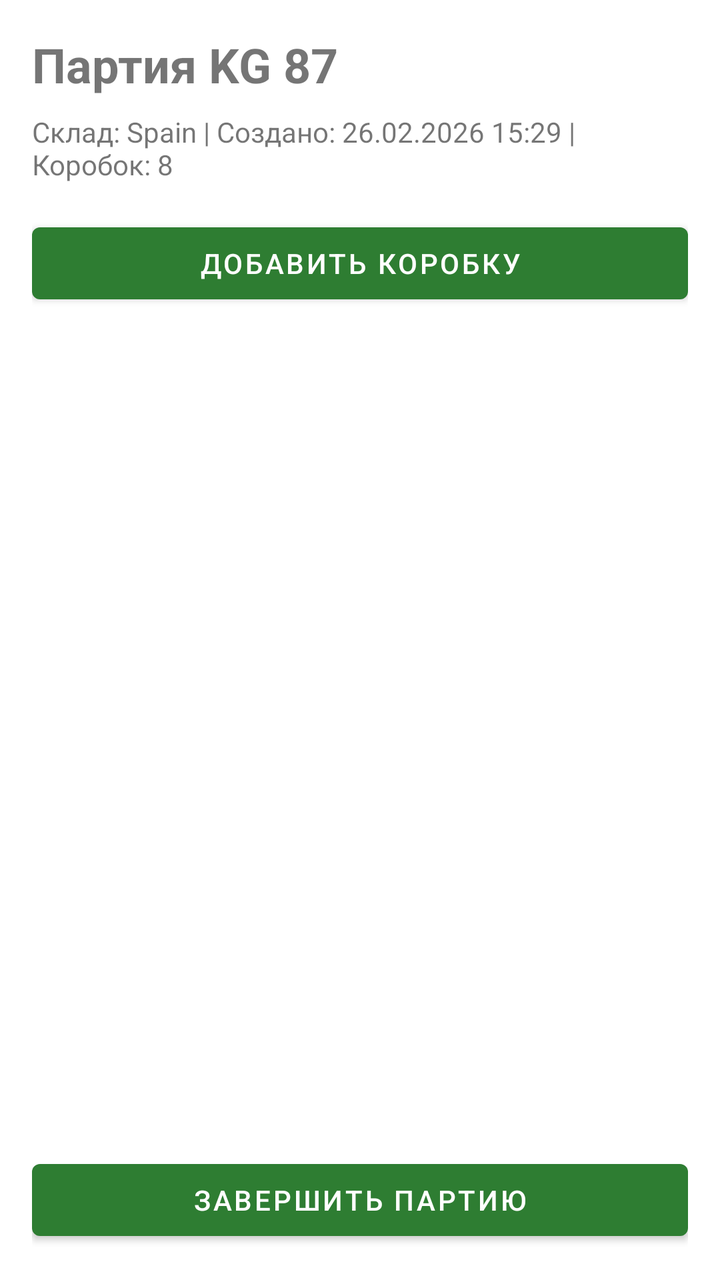
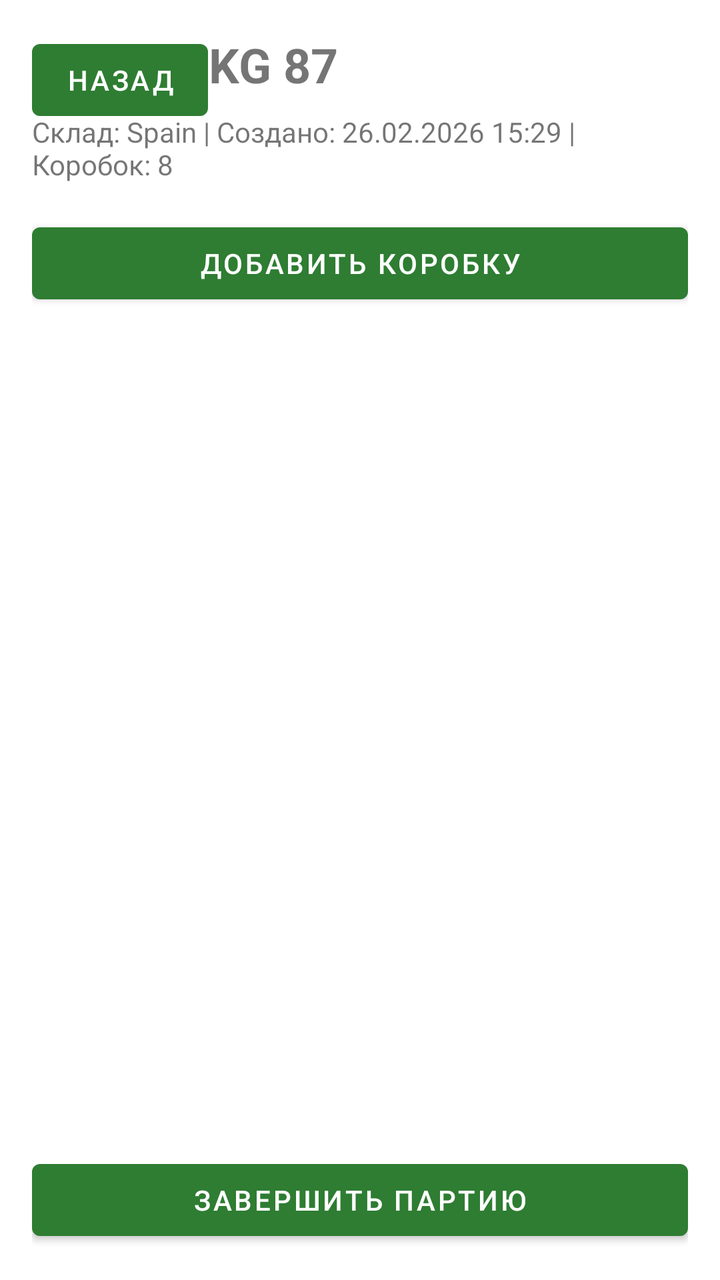

Before-and-after screenshots of an Android layout around one commit, followed by the original layout XML and the change that was made.
<!-- AndroidManifest.xml: application theme AppTheme -->
<!-- res/layout/fragment_party_detail.xml -->
<?xml version="1.0" encoding="utf-8"?>
<androidx.constraintlayout.widget.ConstraintLayout xmlns:android="http://schemas.android.com/apk/res/android"
    xmlns:app="http://schemas.android.com/apk/res-auto"
    android:layout_width="match_parent"
    android:layout_height="match_parent"
    android:padding="16dp">

    <TextView
        android:id="@+id/tvTitle"
        android:layout_width="wrap_content"
        android:layout_height="wrap_content"
        android:text="Партия KG 87"
        android:textSize="24sp"
        android:textStyle="bold"
        app:layout_constraintTop_toTopOf="parent"
        app:layout_constraintStart_toStartOf="parent" />

    <TextView
        android:id="@+id/tvInfo"
        android:layout_width="wrap_content"
        android:layout_height="wrap_content"
        android:text="Склад: Spain | Создано: 26.02.2026 15:29 | Коробок: 8"
        android:layout_marginTop="8dp"
        app:layout_constraintTop_toBottomOf="@id/tvTitle"
        app:layout_constraintStart_toStartOf="parent" />

    <Button
        android:id="@+id/btnAddBox"
        android:layout_width="0dp"
        android:layout_height="wrap_content"
        android:text="Добавить коробку"
        app:layout_constraintTop_toBottomOf="@id/tvInfo"
        app:layout_constraintStart_toStartOf="parent"
        app:layout_constraintEnd_toEndOf="parent"
        android:layout_marginTop="16dp" />

    <androidx.recyclerview.widget.RecyclerView
        android:id="@+id/rvBoxes"
        android:layout_width="0dp"
        android:layout_height="0dp"
        app:layout_constraintTop_toBottomOf="@id/btnAddBox"
        app:layout_constraintBottom_toTopOf="@id/btnFinishParty"
        app:layout_constraintStart_toStartOf="parent"
        app:layout_constraintEnd_toEndOf="parent"
        android:layout_marginTop="16dp" />

    <Button
        android:id="@+id/btnFinishParty"
        android:layout_width="0dp"
        android:layout_height="wrap_content"
        android:text="Завершить партию"
        app:layout_constraintBottom_toBottomOf="parent"
        app:layout_constraintStart_toStartOf="parent"
        app:layout_constraintEnd_toEndOf="parent" />

</androidx.constraintlayout.widget.ConstraintLayout>
<!-- resources referenced by this layout -->
<resources>
  <style name="AppTheme" parent="Theme.MaterialComponents.Light.NoActionBar">
          
          <item name="colorPrimary">#2E7D32</item>  
          <item name="colorPrimaryVariant">#1B5E20</item>
          <item name="colorOnPrimary">#FFFFFF</item>
          <item name="colorSecondary">#2E7D32</item>
          <item name="colorSecondaryVariant">#1B5E20</item>
          <item name="colorOnSecondary">#000000</item>
      </style>
</resources>

<!-- the commit's change to res/layout/fragment_party_detail.xml (unified diff, before → after) -->
@@ -1,10 +1,9 @@
-<?xml version="1.0" encoding="utf-8"?>
-<androidx.constraintlayout.widget.ConstraintLayout xmlns:android="http://schemas.android.com/apk/res/android"
+<androidx.constraintlayout.widget.ConstraintLayout
+    xmlns:android="http://schemas.android.com/apk/res/android"
     xmlns:app="http://schemas.android.com/apk/res-auto"
     android:layout_width="match_parent"
     android:layout_height="match_parent"
     android:padding="16dp">
-
     <TextView
         android:id="@+id/tvTitle"
         android:layout_width="wrap_content"
@@ -14,7 +13,6 @@
         android:textStyle="bold"
         app:layout_constraintTop_toTopOf="parent"
         app:layout_constraintStart_toStartOf="parent" />
-
     <TextView
         android:id="@+id/tvInfo"
         android:layout_width="wrap_content"
@@ -23,7 +21,6 @@
         android:layout_marginTop="8dp"
         app:layout_constraintTop_toBottomOf="@id/tvTitle"
         app:layout_constraintStart_toStartOf="parent" />
-
     <Button
         android:id="@+id/btnAddBox"
         android:layout_width="0dp"
@@ -33,7 +30,6 @@
         app:layout_constraintStart_toStartOf="parent"
         app:layout_constraintEnd_toEndOf="parent"
         android:layout_marginTop="16dp" />
-
     <androidx.recyclerview.widget.RecyclerView
         android:id="@+id/rvBoxes"
         android:layout_width="0dp"
@@ -43,7 +39,14 @@
         app:layout_constraintStart_toStartOf="parent"
         app:layout_constraintEnd_toEndOf="parent"
         android:layout_marginTop="16dp" />
-
+    
+    <Button
+        android:id="@+id/btnBack"
+        android:layout_width="wrap_content"
+        android:layout_height="wrap_content"
+        android:text="Назад"
+        android:layout_gravity="start"
+        android:layout_marginBottom="16dp" />
     <Button
         android:id="@+id/btnFinishParty"
         android:layout_width="0dp"
@@ -52,5 +55,13 @@
         app:layout_constraintBottom_toBottomOf="parent"
         app:layout_constraintStart_toStartOf="parent"
         app:layout_constraintEnd_toEndOf="parent" />
-
+    <ProgressBar
+        android:id="@+id/progressBar"
+        android:layout_width="wrap_content"
+        android:layout_height="wrap_content"
+        android:visibility="gone"
+        app:layout_constraintTop_toTopOf="parent"
+        app:layout_constraintBottom_toBottomOf="parent"
+        app:layout_constraintStart_toStartOf="parent"
+        app:layout_constraintEnd_toEndOf="parent" />
 </androidx.constraintlayout.widget.ConstraintLayout>
